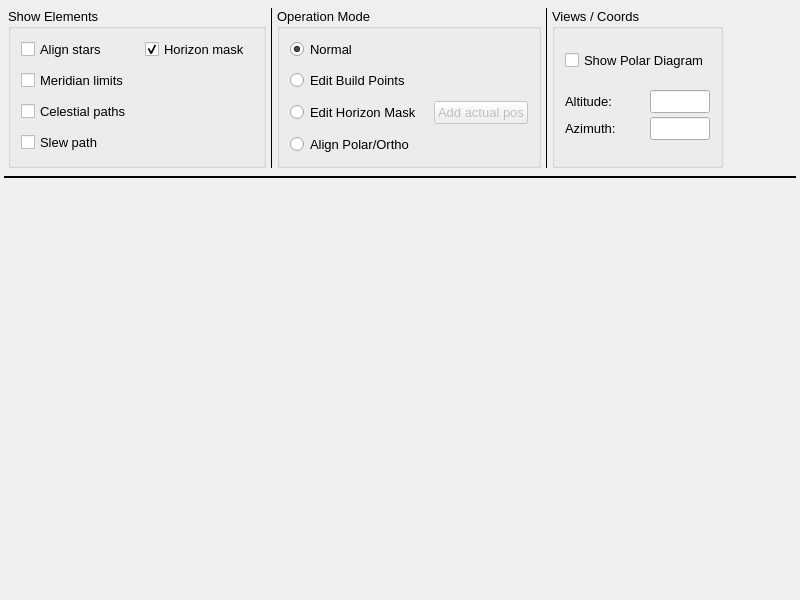
Above: mw4/gui/widgets/hemisphere.ui from mworion/MountWizzard4 before the change. Below: the same form after it.
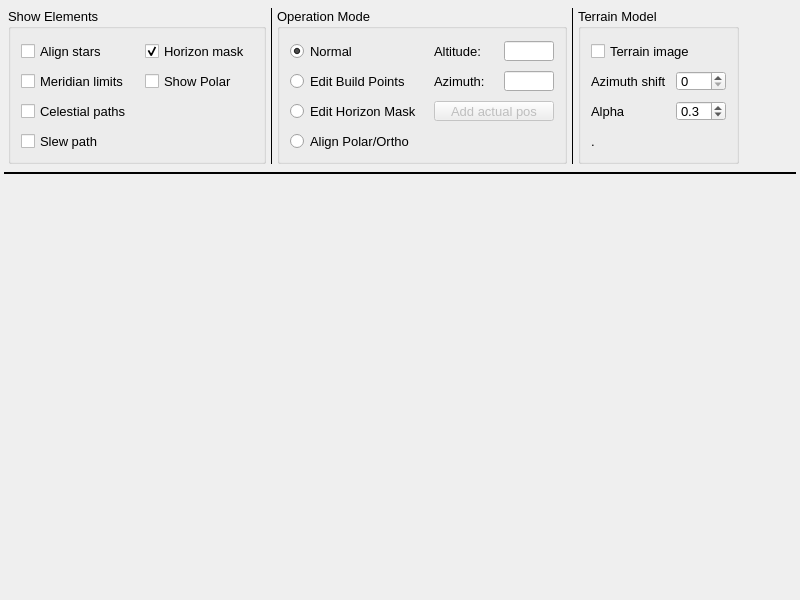
That is the form after the change.

Commit message: adding terrain image in horizon view

```diff
--- a/mw4/gui/widgets/hemisphere.ui
+++ b/mw4/gui/widgets/hemisphere.ui
@@ -95,7 +95,7 @@
          <number>10</number>
         </property>
         <property name="topMargin">
-         <number>10</number>
+         <number>12</number>
         </property>
         <property name="rightMargin">
          <number>10</number>
@@ -108,6 +108,12 @@
         </property>
         <item row="1" column="0">
          <widget class="QCheckBox" name="checkShowMeridian">
+          <property name="maximumSize">
+           <size>
+            <width>16777215</width>
+            <height>20</height>
+           </size>
+          </property>
           <property name="font">
            <font>
             <family>Arial</family>
@@ -121,6 +127,12 @@
         </item>
         <item row="2" column="0">
          <widget class="QCheckBox" name="checkShowCelestial">
+          <property name="maximumSize">
+           <size>
+            <width>16777215</width>
+            <height>20</height>
+           </size>
+          </property>
           <property name="font">
            <font>
             <family>Arial</family>
@@ -134,6 +146,12 @@
         </item>
         <item row="0" column="1">
          <widget class="QCheckBox" name="checkUseHorizon">
+          <property name="maximumSize">
+           <size>
+            <width>16777215</width>
+            <height>20</height>
+           </size>
+          </property>
           <property name="font">
            <font>
             <family>Arial</family>
@@ -153,6 +171,12 @@
         </item>
         <item row="0" column="0">
          <widget class="QCheckBox" name="checkShowAlignStar">
+          <property name="maximumSize">
+           <size>
+            <width>16777215</width>
+            <height>20</height>
+           </size>
+          </property>
           <property name="font">
            <font>
             <family>Arial</family>
@@ -166,6 +190,12 @@
         </item>
         <item row="3" column="0">
          <widget class="QCheckBox" name="checkShowSlewPath">
+          <property name="maximumSize">
+           <size>
+            <width>16777215</width>
+            <height>20</height>
+           </size>
+          </property>
           <property name="font">
            <font>
             <family>Arial</family>
@@ -177,6 +207,22 @@
           </property>
          </widget>
         </item>
+        <item row="1" column="1">
+         <widget class="QCheckBox" name="showPolar">
+          <property name="enabled">
+           <bool>true</bool>
+          </property>
+          <property name="maximumSize">
+           <size>
+            <width>16777215</width>
+            <height>20</height>
+           </size>
+          </property>
+          <property name="text">
+           <string>Show Polar</string>
+          </property>
+         </widget>
+        </item>
        </layout>
       </widget>
      </item>
@@ -203,7 +249,7 @@
          <number>10</number>
         </property>
         <property name="topMargin">
-         <number>10</number>
+         <number>12</number>
         </property>
         <property name="rightMargin">
          <number>10</number>
@@ -219,6 +265,12 @@
           <property name="enabled">
            <bool>true</bool>
           </property>
+          <property name="maximumSize">
+           <size>
+            <width>16777215</width>
+            <height>20</height>
+           </size>
+          </property>
           <property name="font">
            <font>
             <family>Arial</family>
@@ -235,6 +287,12 @@
         </item>
         <item row="2" column="0">
          <widget class="QRadioButton" name="checkEditHorizonMask">
+          <property name="maximumSize">
+           <size>
+            <width>16777215</width>
+            <height>20</height>
+           </size>
+          </property>
           <property name="font">
            <font>
             <family>Arial</family>
@@ -251,6 +309,12 @@
         </item>
         <item row="1" column="0">
          <widget class="QRadioButton" name="checkEditBuildPoints">
+          <property name="maximumSize">
+           <size>
+            <width>16777215</width>
+            <height>20</height>
+           </size>
+          </property>
           <property name="font">
            <font>
             <family>Arial</family>
@@ -265,8 +329,45 @@
           </property>
          </widget>
         </item>
+        <item row="0" column="1">
+         <widget class="QLabel" name="label">
+          <property name="sizePolicy">
+           <sizepolicy hsizetype="Expanding" vsizetype="Preferred">
+            <horstretch>0</horstretch>
+            <verstretch>0</verstretch>
+           </sizepolicy>
+          </property>
+          <property name="minimumSize">
+           <size>
+            <width>60</width>
+            <height>0</height>
+           </size>
+          </property>
+          <property name="maximumSize">
+           <size>
+            <width>16777215</width>
+            <height>16777215</height>
+           </size>
+          </property>
+          <property name="font">
+           <font>
+            <family>Arial</family>
+            <pointsize>10</pointsize>
+           </font>
+          </property>
+          <property name="text">
+           <string>Altitude:</string>
+          </property>
+         </widget>
+        </item>
         <item row="0" column="0">
          <widget class="QRadioButton" name="checkEditNone">
+          <property name="maximumSize">
+           <size>
+            <width>16777215</width>
+            <height>20</height>
+           </size>
+          </property>
           <property name="font">
            <font>
             <family>Arial</family>
@@ -284,7 +385,26 @@
           </property>
          </widget>
         </item>
-        <item row="2" column="1">
+        <item row="0" column="2">
+         <widget class="QLineEdit" name="altitude">
+          <property name="sizePolicy">
+           <sizepolicy hsizetype="Preferred" vsizetype="Fixed">
+            <horstretch>0</horstretch>
+            <verstretch>0</verstretch>
+           </sizepolicy>
+          </property>
+          <property name="maximumSize">
+           <size>
+            <width>50</width>
+            <height>20</height>
+           </size>
+          </property>
+          <property name="alignment">
+           <set>Qt::AlignRight|Qt::AlignTrailing|Qt::AlignVCenter</set>
+          </property>
+         </widget>
+        </item>
+        <item row="2" column="1" colspan="2">
          <widget class="QPushButton" name="addPositionToHorizon">
           <property name="enabled">
            <bool>false</bool>
@@ -295,6 +415,12 @@
             <height>0</height>
            </size>
           </property>
+          <property name="maximumSize">
+           <size>
+            <width>16777215</width>
+            <height>20</height>
+           </size>
+          </property>
           <property name="toolTip">
            <string>&lt;html&gt;&lt;head/&gt;&lt;body&gt;&lt;p&gt;Add actual telescope position (Alt/Az) as point to the horizon.&lt;/p&gt;&lt;/body&gt;&lt;/html&gt;</string>
           </property>
@@ -303,6 +429,56 @@
           </property>
          </widget>
         </item>
+        <item row="1" column="1">
+         <widget class="QLabel" name="label_2">
+          <property name="sizePolicy">
+           <sizepolicy hsizetype="Expanding" vsizetype="Preferred">
+            <horstretch>0</horstretch>
+            <verstretch>0</verstretch>
+           </sizepolicy>
+          </property>
+          <property name="minimumSize">
+           <size>
+            <width>60</width>
+            <height>0</height>
+           </size>
+          </property>
+          <property name="maximumSize">
+           <size>
+            <width>16777215</width>
+            <height>16777215</height>
+           </size>
+          </property>
+          <property name="font">
+           <font>
+            <family>Arial</family>
+            <pointsize>10</pointsize>
+           </font>
+          </property>
+          <property name="text">
+           <string>Azimuth:</string>
+          </property>
+         </widget>
+        </item>
+        <item row="1" column="2">
+         <widget class="QLineEdit" name="azimuth">
+          <property name="sizePolicy">
+           <sizepolicy hsizetype="Preferred" vsizetype="Fixed">
+            <horstretch>0</horstretch>
+            <verstretch>0</verstretch>
+           </sizepolicy>
+          </property>
+          <property name="maximumSize">
+           <size>
+            <width>50</width>
+            <height>20</height>
+           </size>
+          </property>
+          <property name="alignment">
+           <set>Qt::AlignRight|Qt::AlignTrailing|Qt::AlignVCenter</set>
+          </property>
+         </widget>
+        </item>
        </layout>
       </widget>
      </item>
@@ -325,17 +501,14 @@
         <bool>true</bool>
        </property>
        <property name="title">
-        <string>Views / Coords</string>
+        <string>Terrain Model</string>
        </property>
-       <layout class="QVBoxLayout" name="verticalLayout_2" stretch="0,0">
-        <property name="spacing">
-         <number>4</number>
-        </property>
+       <layout class="QGridLayout" name="gridLayout_3">
         <property name="leftMargin">
          <number>10</number>
         </property>
         <property name="topMargin">
-         <number>10</number>
+         <number>12</number>
         </property>
         <property name="rightMargin">
          <number>10</number>
@@ -343,128 +516,104 @@
         <property name="bottomMargin">
          <number>10</number>
         </property>
-        <item>
-         <widget class="QCheckBox" name="showPolar">
-          <property name="enabled">
-           <bool>true</bool>
+        <property name="spacing">
+         <number>10</number>
+        </property>
+        <item row="1" column="1">
+         <widget class="QDoubleSpinBox" name="azimuthShift">
+          <property name="minimumSize">
+           <size>
+            <width>50</width>
+            <height>0</height>
+           </size>
           </property>
+          <property name="maximumSize">
+           <size>
+            <width>16777215</width>
+            <height>20</height>
+           </size>
+          </property>
+          <property name="decimals">
+           <number>0</number>
+          </property>
+          <property name="maximum">
+           <double>359.000000000000000</double>
+          </property>
+          <property name="singleStep">
+           <double>5.000000000000000</double>
+          </property>
+         </widget>
+        </item>
+        <item row="2" column="0">
+         <widget class="QLabel" name="label_4">
           <property name="text">
-           <string>Show Polar Diagram</string>
+           <string>Alpha</string>
           </property>
          </widget>
         </item>
-        <item>
-         <layout class="QGridLayout" name="gridLayout_3" rowstretch="0,0" columnstretch="0,0" columnminimumwidth="0,0">
-          <property name="topMargin">
-           <number>4</number>
+        <item row="0" column="0" colspan="2">
+         <widget class="QCheckBox" name="checkUseTerrain">
+          <property name="maximumSize">
+           <size>
+            <width>16777215</width>
+            <height>20</height>
+           </size>
           </property>
-          <property name="bottomMargin">
-           <number>4</number>
+          <property name="font">
+           <font>
+            <family>Arial</family>
+            <pointsize>10</pointsize>
+           </font>
           </property>
-          <property name="spacing">
-           <number>4</number>
+          <property name="toolTip">
+           <string>Enabling the edit mode for model build points.</string>
           </property>
-          <item row="0" column="0">
-           <widget class="QLabel" name="label">
-            <property name="sizePolicy">
-             <sizepolicy hsizetype="Expanding" vsizetype="Preferred">
-              <horstretch>0</horstretch>
-              <verstretch>0</verstretch>
-             </sizepolicy>
-            </property>
-            <property name="minimumSize">
-             <size>
-              <width>60</width>
-              <height>0</height>
-             </size>
-            </property>
-            <property name="maximumSize">
-             <size>
-              <width>16777215</width>
-              <height>16777215</height>
-             </size>
-            </property>
-            <property name="font">
-             <font>
-              <family>Arial</family>
-              <pointsize>10</pointsize>
-             </font>
-            </property>
-            <property name="text">
-             <string>Altitude:</string>
-            </property>
-           </widget>
-          </item>
-          <item row="0" column="1">
-           <widget class="QLineEdit" name="altitude">
-            <property name="sizePolicy">
-             <sizepolicy hsizetype="Preferred" vsizetype="Fixed">
-              <horstretch>0</horstretch>
-              <verstretch>0</verstretch>
-             </sizepolicy>
-            </property>
-            <property name="maximumSize">
-             <size>
-              <width>60</width>
-              <height>16777215</height>
-             </size>
-            </property>
-            <property name="alignment">
-             <set>Qt::AlignRight|Qt::AlignTrailing|Qt::AlignVCenter</set>
-            </property>
-           </widget>
-          </item>
-          <item row="1" column="0">
-           <widget class="QLabel" name="label_2">
-            <property name="sizePolicy">
-             <sizepolicy hsizetype="Expanding" vsizetype="Preferred">
-              <horstretch>0</horstretch>
-              <verstretch>0</verstretch>
-             </sizepolicy>
-            </property>
-            <property name="minimumSize">
-             <size>
-              <width>60</width>
-              <height>0</height>
-             </size>
-            </property>
-            <property name="maximumSize">
-             <size>
-              <width>16777215</width>
-              <height>16777215</height>
-             </size>
-            </property>
-            <property name="font">
-             <font>
-              <family>Arial</family>
-              <pointsize>10</pointsize>
-             </font>
-            </property>
-            <property name="text">
-             <string>Azimuth:</string>
-            </property>
-           </widget>
-          </item>
-          <item row="1" column="1">
-           <widget class="QLineEdit" name="azimuth">
-            <property name="sizePolicy">
-             <sizepolicy hsizetype="Preferred" vsizetype="Fixed">
-              <horstretch>0</horstretch>
-              <verstretch>0</verstretch>
-             </sizepolicy>
-            </property>
-            <property name="maximumSize">
-             <size>
-              <width>60</width>
-              <height>16777215</height>
-             </size>
-            </property>
-            <property name="alignment">
-             <set>Qt::AlignRight|Qt::AlignTrailing|Qt::AlignVCenter</set>
-            </property>
-           </widget>
-          </item>
-         </layout>
+          <property name="text">
+           <string>Terrain image</string>
+          </property>
+         </widget>
+        </item>
+        <item row="2" column="1">
+         <widget class="QDoubleSpinBox" name="terrainAlpha">
+          <property name="maximumSize">
+           <size>
+            <width>16777215</width>
+            <height>20</height>
+           </size>
+          </property>
+          <property name="decimals">
+           <number>1</number>
+          </property>
+          <property name="maximum">
+           <double>1.000000000000000</double>
+          </property>
+          <property name="singleStep">
+           <double>0.100000000000000</double>
+          </property>
+          <property name="value">
+           <double>0.300000000000000</double>
+          </property>
+         </widget>
+        </item>
+        <item row="1" column="0">
+         <widget class="QLabel" name="label_3">
+          <property name="text">
+           <string>Azimuth shift</string>
+          </property>
+         </widget>
+        </item>
+        <item row="3" column="0">
+         <widget class="QLabel" name="label_5">
+          <property name="maximumSize">
+           <size>
+            <width>16777215</width>
+            <height>20</height>
+           </size>
+          </property>
+          <property name="text">
+           <string>.</string>
+          </property>
+         </widget>
         </item>
        </layout>
       </widget>
```
The commit also changes 3 other files.
